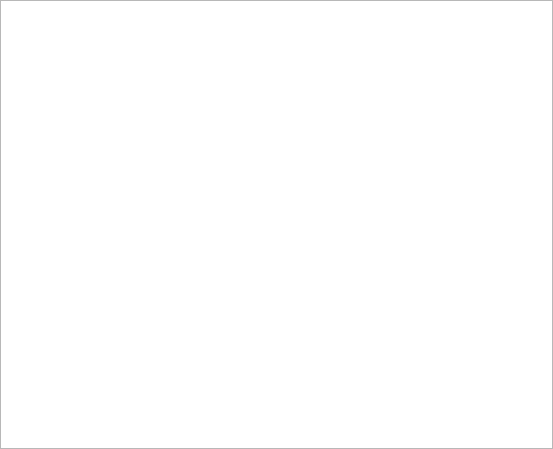
Above: RequestFlowApp/CoreView/ui/ScriptNodeUi.ui from fatehmtd/RequestFlow before the change. Below: the same form after it.
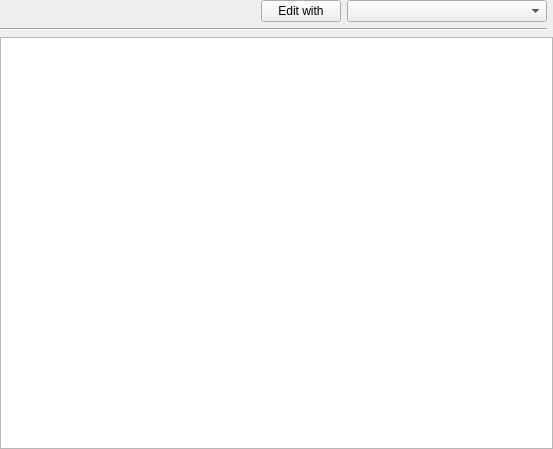
That is the form after the change.

Commit message: added icons for nodes and slots, added node search dialog

What changed in the file:
```diff
--- a/RequestFlowApp/CoreView/ui/ScriptNodeUi.ui
+++ b/RequestFlowApp/CoreView/ui/ScriptNodeUi.ui
@@ -26,12 +26,49 @@
    <property name="bottomMargin">
     <number>0</number>
    </property>
-   <property name="spacing">
-    <number>0</number>
-   </property>
-   <item row="0" column="0">
+   <item row="2" column="0" colspan="4">
     <widget class="QPlainTextEdit" name="plainTextEdit"/>
    </item>
+   <item row="0" column="1">
+    <widget class="QPushButton" name="pushButton_externalEditor">
+     <property name="text">
+      <string>Edit with</string>
+     </property>
+    </widget>
+   </item>
+   <item row="0" column="0">
+    <spacer name="horizontalSpacer">
+     <property name="orientation">
+      <enum>Qt::Horizontal</enum>
+     </property>
+     <property name="sizeHint" stdset="0">
+      <size>
+       <width>252</width>
+       <height>20</height>
+      </size>
+     </property>
+    </spacer>
+   </item>
+   <item row="0" column="2">
+    <widget class="QComboBox" name="comboBox_externalEditors">
+     <property name="minimumSize">
+      <size>
+       <width>200</width>
+       <height>0</height>
+      </size>
+     </property>
+     <property name="frame">
+      <bool>true</bool>
+     </property>
+    </widget>
+   </item>
+   <item row="1" column="0" colspan="3">
+    <widget class="Line" name="line">
+     <property name="orientation">
+      <enum>Qt::Horizontal</enum>
+     </property>
+    </widget>
+   </item>
   </layout>
  </widget>
  <resources/>
```
The commit also changes 88 other files.
